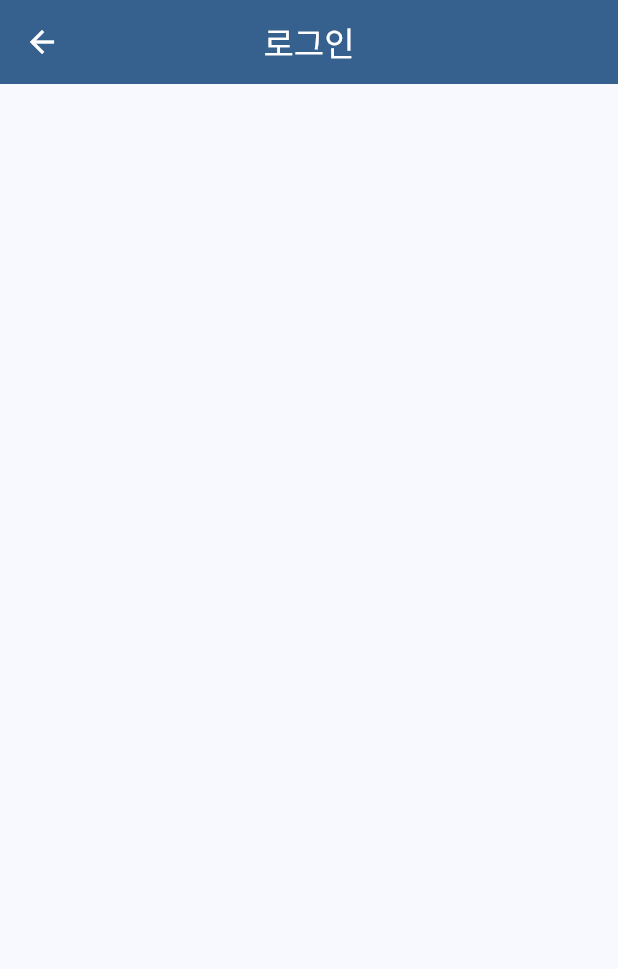
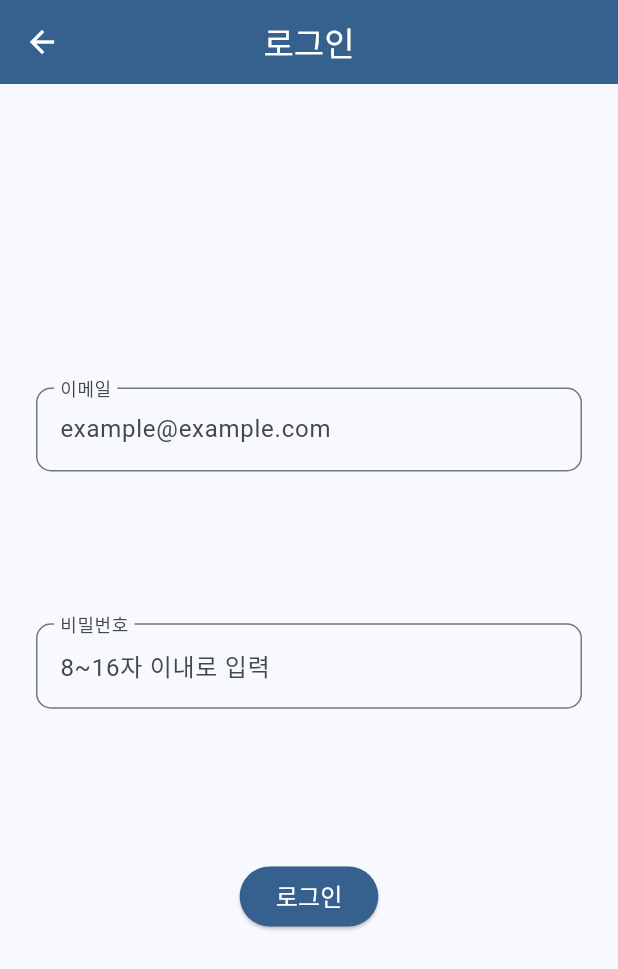
Before and after one commit to youngungyun/flutter, a Flutter app: the screen it shows after launch, after a tap on "로그인", on a phone screen of 412 x 824 dp. Shown: the top 969 px of the screen. Run offline on Flutter 3.47's test engine with Material 3 defaults, Android fonts, the phone set to English and light mode, and no system bars; our stand-ins replace flutter_dotenv, flutter_secure_storage, go_router, supabase, supabase_flutter; accounts and stored records are empty.

Commit message:
로그인 기능 구현

```diff
--- /dev/null
+++ b/lib/models/auth/login_request.dart
@@ -0,0 +1,6 @@
+class LoginRequest {
+  final String email;
+  final String password;
+
+  LoginRequest({required this.email, required this.password});
+}
--- a/lib/pages/auth/login_page.dart
+++ b/lib/pages/auth/login_page.dart
@@ -1,4 +1,5 @@
 import 'package:flutter/material.dart';
+import 'package:rebook/widgets/auth/login_form.dart';
 import 'package:rebook/widgets/common/cusom_app_bar.dart';
 
 class LoginPage extends StatefulWidget {
@@ -11,6 +12,12 @@ class LoginPage extends StatefulWidget {
 class _LoginPageState extends State<LoginPage> {
   @override
   Widget build(BuildContext context) {
-    return Scaffold(appBar: CustomAppBar(title: "로그인"));
+    return Scaffold(
+      appBar: CustomAppBar(title: "로그인"),
+      body: Padding(
+        padding: const EdgeInsets.symmetric(horizontal: 24.0),
+        child: LoginForm(),
+      ),
+    );
   }
 }
--- /dev/null
+++ b/lib/widgets/auth/login_form.dart
@@ -0,0 +1,162 @@
+import 'package:flutter/material.dart';
+import 'package:go_router/go_router.dart';
+import 'package:rebook/models/auth/login_request.dart';
+import 'package:rebook/services/auth_service.dart';
+import 'package:supabase/supabase.dart';
+
+class LoginForm extends StatefulWidget {
+  final AuthService authService = AuthService.instance;
+  final _formKey = GlobalKey<FormState>();
+
+  LoginForm({super.key});
+
+  @override
+  State<StatefulWidget> createState() => _LoginFormState();
+}
+
+class _LoginFormState extends State<LoginForm> {
+  late final AuthService _authService;
+  String _email = '';
+  String _password = '';
+  bool _isLoading = false;
+
+  @override
+  void initState() {
+    super.initState();
+    _authService = widget.authService;
+  }
+
+  void _showErrorSnackbar(String message) {
+    ScaffoldMessenger.of(context).showSnackBar(
+      SnackBar(
+        content: Text(
+          message,
+          style: TextStyle(color: Theme.of(context).colorScheme.onError),
+        ),
+        backgroundColor: Theme.of(context).colorScheme.error,
+        duration: const Duration(seconds: 2),
+      ),
+    );
+  }
+
+  void _showSuccessSnakbar(String message) {
+    ScaffoldMessenger.of(context).showSnackBar(
+      SnackBar(
+        content: Text(
+          message,
+          style: TextStyle(color: Theme.of(context).colorScheme.onPrimary),
+        ),
+        backgroundColor: Theme.of(context).colorScheme.primary,
+        duration: const Duration(seconds: 2),
+      ),
+    );
+  }
+
+  Future<void> submit() async {
+    setState(() {
+      _isLoading = true;
+    });
+    widget._formKey.currentState!.save();
+
+    final LoginRequest request = LoginRequest(
+      email: _email,
+      password: _password,
+    );
+
+    try {
+      await _authService.login(request);
+      if (!mounted) {
+        setState(() {
+          _isLoading = false;
+        });
+        return;
+      }
+      context.pop(true);
+      _showSuccessSnakbar("로그인이 완료되었습니다.");
+    } on AuthException {
+      _showErrorSnackbar("이메일 또는 비밀번호가 잘못되었습니다.");
+    } finally {
+      setState(() {
+        _isLoading = false;
+      });
+    }
+  }
+
+  @override
+  Widget build(BuildContext context) {
+    final Color onSurface = Theme.of(context).colorScheme.onSurface;
+    final TextStyle errorStyle = TextStyle(
+      color: Theme.of(context).colorScheme.error,
+    );
+
+    return Form(
+      key: widget._formKey,
+      child: Column(
+        mainAxisAlignment: MainAxisAlignment.center,
+        crossAxisAlignment: CrossAxisAlignment.center,
+        children: [
+          Spacer(flex: 2),
+          TextFormField(
+            style: TextStyle(color: onSurface),
+            decoration: InputDecoration(
+              labelText: '이메일',
+              border: OutlineInputBorder(
+                borderRadius: BorderRadius.circular(10.0),
+              ),
+              hintText: "example@example.com",
+              floatingLabelBehavior: FloatingLabelBehavior.always,
+              errorStyle: errorStyle,
+            ),
+            keyboardType: TextInputType.emailAddress,
+            textInputAction: TextInputAction.next,
+            onSaved: (value) {
+              _email = value ?? '';
+            },
+          ),
+          Spacer(flex: 1),
+          TextFormField(
+            style: TextStyle(color: onSurface),
+            decoration: InputDecoration(
+              labelText: '비밀번호',
+              border: OutlineInputBorder(
+                borderRadius: BorderRadius.circular(10.0),
+              ),
+              hintText: "8~16자 이내로 입력",
+              floatingLabelBehavior: FloatingLabelBehavior.always,
+              errorStyle: errorStyle,
+            ),
+            keyboardType: TextInputType.text,
+            obscureText: true,
+            textInputAction: TextInputAction.next,
+
+            onSaved: (value) {
+              _password = value ?? '';
+            },
+          ),
+          Spacer(flex: 1),
+          ElevatedButton(
+            onPressed: _isLoading ? null : submit,
+            style: ElevatedButton.styleFrom(
+              backgroundColor: Theme.of(context).colorScheme.primary,
+            ),
+            child: _isLoading
+                ? CircularProgressIndicator(
+                    strokeWidth: 2,
+                    valueColor: AlwaysStoppedAnimation<Color>(
+                      Theme.of(context).colorScheme.onPrimary,
+                    ),
+                  )
+                : Text(
+                    "로그인",
+                    style: TextStyle(
+                      color: Theme.of(context).colorScheme.onPrimary,
+                      fontSize: 16,
+                    ),
+                  ),
+          ),
+          Spacer(flex: 2),
+        ],
+      ),
+    );
+  }
+}
```
